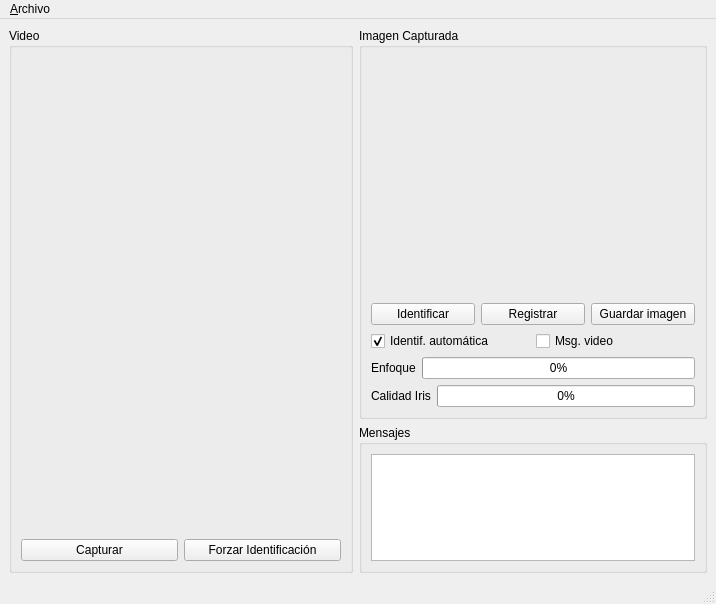
Qt form ui/forms/MainForm.ui (mottalli/horus) before a commit.
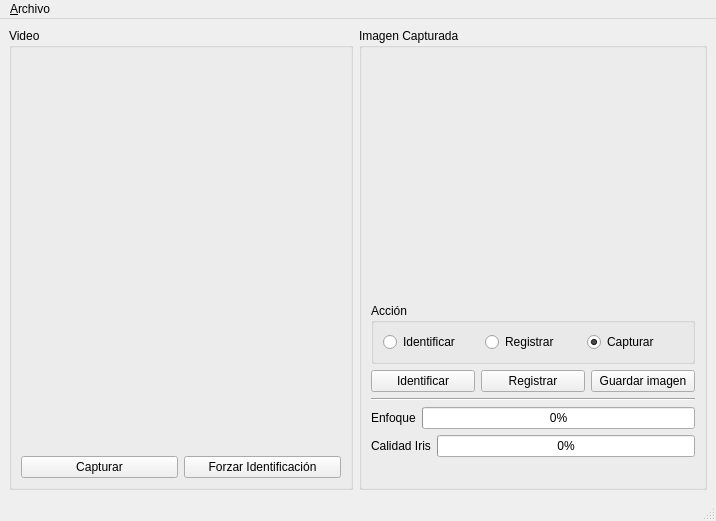
The same form after that commit. Custom widgets are drawn as their Qt base class.

```diff
--- a/ui/forms/MainForm.ui
+++ b/ui/forms/MainForm.ui
@@ -7,15 +7,15 @@
     <x>0</x>
     <y>0</y>
     <width>716</width>
-    <height>604</height>
+    <height>521</height>
    </rect>
   </property>
   <property name="windowTitle">
    <string>Reconocimiento de iris</string>
   </property>
   <widget class="QWidget" name="centralwidget">
-   <layout class="QGridLayout" name="gridLayout">
-    <item row="0" column="0" rowspan="2">
+   <layout class="QGridLayout" name="gridLayout_2">
+    <item row="0" column="0">
      <widget class="QGroupBox" name="groupBox">
       <property name="title">
        <string>Video</string>
@@ -57,8 +57,8 @@
       <property name="title">
        <string>Imagen Capturada</string>
       </property>
-      <layout class="QGridLayout" name="gridLayout_2">
-       <item row="0" column="0" colspan="2">
+      <layout class="QGridLayout" name="gridLayout">
+       <item row="0" column="0">
         <widget class="ImageWidget" name="capturedImage" native="true">
          <property name="minimumSize">
           <size>
@@ -68,8 +68,48 @@
          </property>
         </widget>
        </item>
-       <item row="1" column="0" colspan="2">
-        <layout class="QHBoxLayout" name="horizontalLayout">
+       <item row="1" column="0">
+        <widget class="QGroupBox" name="groupBox_4">
+         <property name="title">
+          <string>Acción</string>
+         </property>
+         <layout class="QGridLayout" name="gridLayout_4">
+          <item row="0" column="0">
+           <layout class="QHBoxLayout" name="horizontalLayout">
+            <item>
+             <widget class="QRadioButton" name="radioIdentificar">
+              <property name="text">
+               <string>Identificar</string>
+              </property>
+             </widget>
+            </item>
+            <item>
+             <widget class="QRadioButton" name="radioRegistrar">
+              <property name="text">
+               <string>Registrar</string>
+              </property>
+             </widget>
+            </item>
+            <item>
+             <widget class="QRadioButton" name="radioCapturar">
+              <property name="text">
+               <string>Capturar</string>
+              </property>
+              <property name="checked">
+               <bool>true</bool>
+              </property>
+             </widget>
+            </item>
+           </layout>
+          </item>
+         </layout>
+         <zorder>radioIdentificar</zorder>
+         <zorder>radioRegistrar</zorder>
+         <zorder></zorder>
+        </widget>
+       </item>
+       <item row="2" column="0">
+        <layout class="QHBoxLayout" name="horizontalLayout_5">
          <item>
           <widget class="QPushButton" name="btnIdentificar">
            <property name="text">
@@ -93,24 +133,14 @@
          </item>
         </layout>
        </item>
-       <item row="2" column="0">
-        <widget class="QCheckBox" name="chkIdentificacionAutomatica">
-         <property name="text">
-          <string>Identif. automática</string>
+       <item row="3" column="0">
+        <widget class="Line" name="line">
+         <property name="orientation">
+          <enum>Qt::Horizontal</enum>
          </property>
-         <property name="checked">
-          <bool>true</bool>
-         </property>
         </widget>
        </item>
-       <item row="2" column="1">
-        <widget class="QCheckBox" name="checkBox_2">
-         <property name="text">
-          <string>Msg. video</string>
-         </property>
-        </widget>
-       </item>
-       <item row="3" column="0" colspan="2">
+       <item row="4" column="0">
         <layout class="QHBoxLayout" name="horizontalLayout_4">
          <item>
           <widget class="QLabel" name="focusLabel">
@@ -128,7 +158,7 @@
          </item>
         </layout>
        </item>
-       <item row="4" column="0" colspan="2">
+       <item row="5" column="0">
         <layout class="QHBoxLayout" name="horizontalLayout_3">
          <item>
           <widget class="QLabel" name="label_4">
@@ -146,17 +176,18 @@
          </item>
         </layout>
        </item>
-      </layout>
-     </widget>
-    </item>
-    <item row="1" column="1">
-     <widget class="QGroupBox" name="groupBox_3">
-      <property name="title">
-       <string>Mensajes</string>
-      </property>
-      <layout class="QGridLayout" name="gridLayout_4">
-       <item row="0" column="0">
-        <widget class="QListWidget" name="listWidget"/>
+       <item row="6" column="0">
+        <spacer name="verticalSpacer">
+         <property name="orientation">
+          <enum>Qt::Vertical</enum>
+         </property>
+         <property name="sizeHint" stdset="0">
+          <size>
+           <width>20</width>
+           <height>5</height>
+          </size>
+         </property>
+        </spacer>
        </item>
       </layout>
      </widget>
```
Left out of the diff: 2 changed lines with no effect on the pictures.
